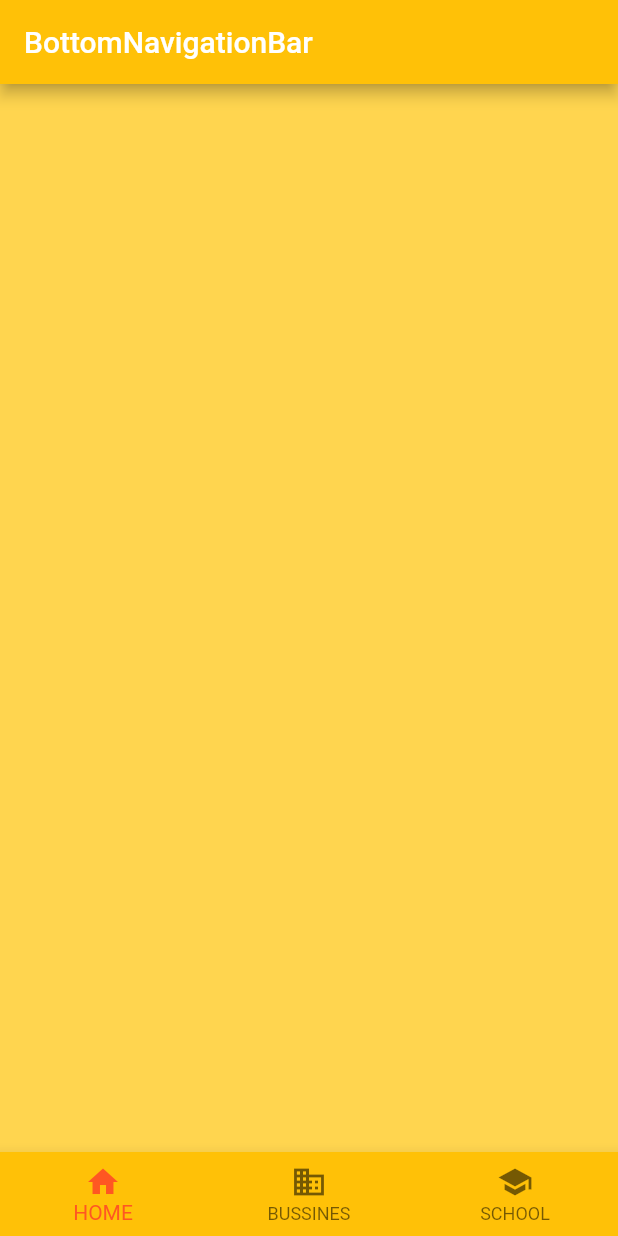
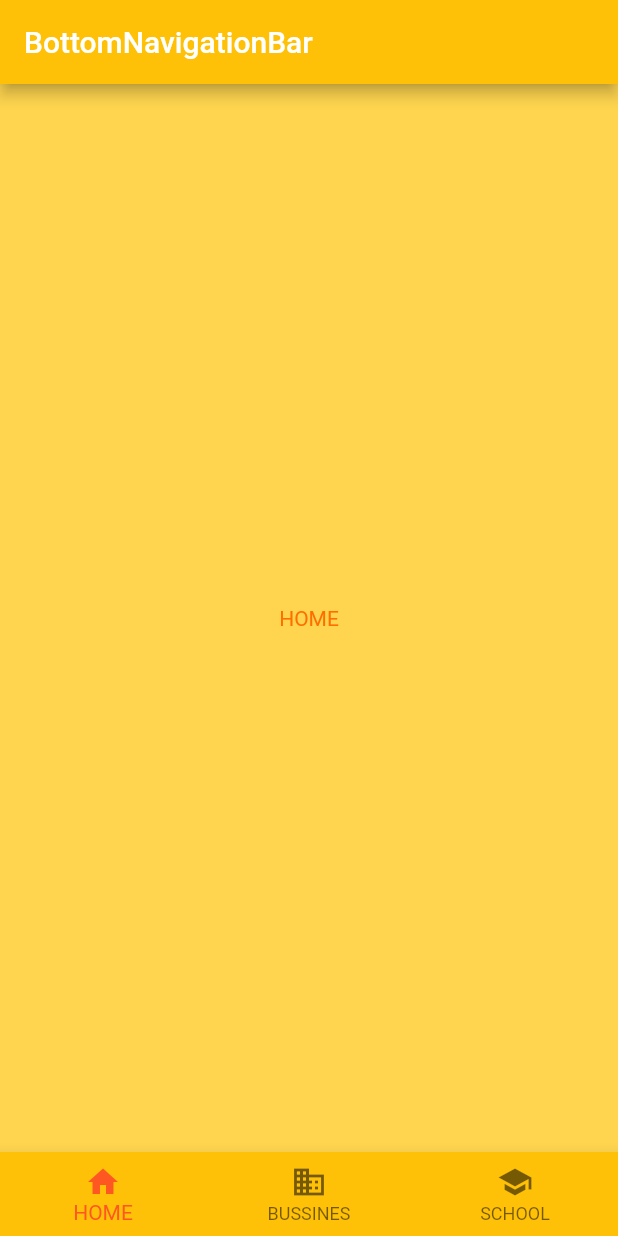
Before and after one commit to sgc93/Flutter-Widget-Library, a Flutter app: the screen it shows after launch, on a phone screen of 412 x 824 dp. Run offline on Flutter 3.47's test engine with Material 2 defaults, Android fonts, the phone set to English and light mode, and no system bars.

Commit message:
add corresponding pages for each item

```diff
--- a/lib/widgets/nav_bar/bottom_nav_bar.dart
+++ b/lib/widgets/nav_bar/bottom_nav_bar.dart
@@ -28,6 +28,7 @@ class _BottomNavBarState extends State<BottomNavBar> {
         currentIndex: _currentIndex,
         items: _navDestination(),
       ),
+      body: _getPages()[_currentIndex],
     );
   }
 
@@ -39,4 +40,27 @@ class _BottomNavBarState extends State<BottomNavBar> {
       const BottomNavigationBarItem(icon: Icon(Icons.school), label: 'SCHOOL'),
     ];
   }
+
+  List<Widget> _getPages() {
+    return [
+      Center(
+        child: Text(
+          'HOME',
+          style: TextStyle(color: Colors.amber[900]),
+        ),
+      ),
+      Center(
+        child: Text(
+          'BUSSINES',
+          style: TextStyle(color: Colors.amber[900]),
+        ),
+      ),
+      Center(
+        child: Text(
+          'SCHOOL',
+          style: TextStyle(color: Colors.amber[900]),
+        ),
+      ),
+    ];
+  }
 }
```
